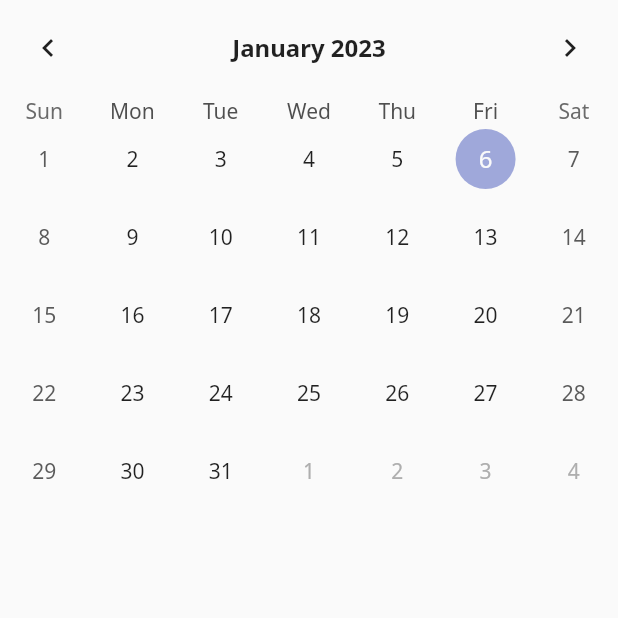
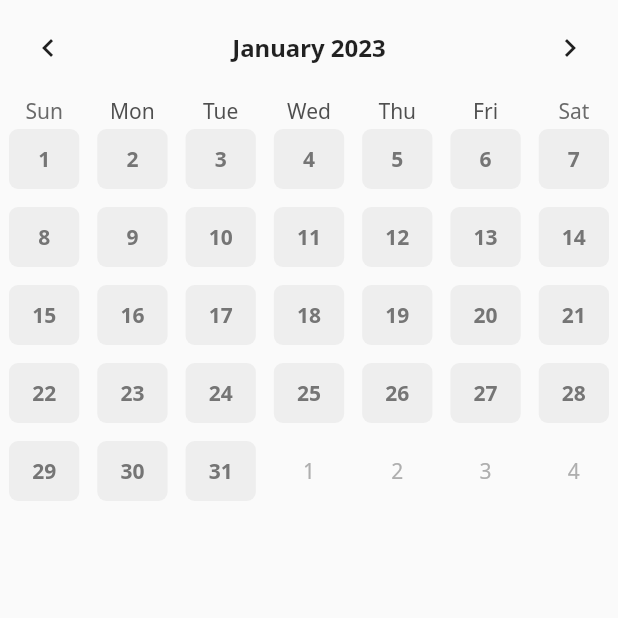
Before and after one commit to wlgnsdl815/calender-scheduler, a Flutter app: the screen it shows after launch, on a phone screen of 412 x 824 dp, the top half of it. Run offline on Flutter 3.47's test engine with Material 2 defaults, Android fonts, the phone set to English and light mode, and no system bars; drawn by our look-alikes of table_calendar.

Commit message:
Calender Style

```diff
--- a/lib/component/calender.dart
+++ b/lib/component/calender.dart
@@ -1,3 +1,4 @@
+import 'package:calender_scheduler/const/colors.dart';
 import 'package:flutter/material.dart';
 import 'package:table_calendar/table_calendar.dart';
 
@@ -13,6 +14,14 @@ class _CalenderState extends State<Calender> {
 
   @override
   Widget build(BuildContext context) {
+    final defaultBoxDeco = BoxDecoration(
+      borderRadius: BorderRadius.circular(6.0),
+      color: Colors.grey[200],
+    );
+    final defaultTextStyle = TextStyle(
+      color: Colors.grey[600],
+      fontWeight: FontWeight.w700,
+    );
     return TableCalendar(
       focusedDay: DateTime.now(),
       firstDay: DateTime(1800),
@@ -23,6 +32,24 @@ class _CalenderState extends State<Calender> {
         titleTextStyle: TextStyle(
           fontWeight: FontWeight.w700,
           fontSize: 16.0,
+        ),
+      ),
+      calendarStyle: CalendarStyle(
+        isTodayHighlighted: false,
+        defaultDecoration: defaultBoxDeco,
+        weekendDecoration: defaultBoxDeco,
+        selectedDecoration: BoxDecoration(
+          color: Colors.white,
+          borderRadius: BorderRadius.circular(6.0),
+          border: Border.all(
+            color: PRIMARY_COLOR,
+            width: 1.0,
+          ),
+        ),
+        defaultTextStyle: defaultTextStyle,
+        weekendTextStyle: defaultTextStyle,
+        selectedTextStyle: defaultTextStyle.copyWith(
+          color: PRIMARY_COLOR,
         ),
       ),
       onDaySelected: (DateTime selectedDay, DateTime focusedDay) {
--- /dev/null
+++ b/lib/const/colors.dart
@@ -0,0 +1,3 @@
+import 'package:flutter/material.dart';
+
+const PRIMARY_COLOR = Color(0xFF0D8282);
```
